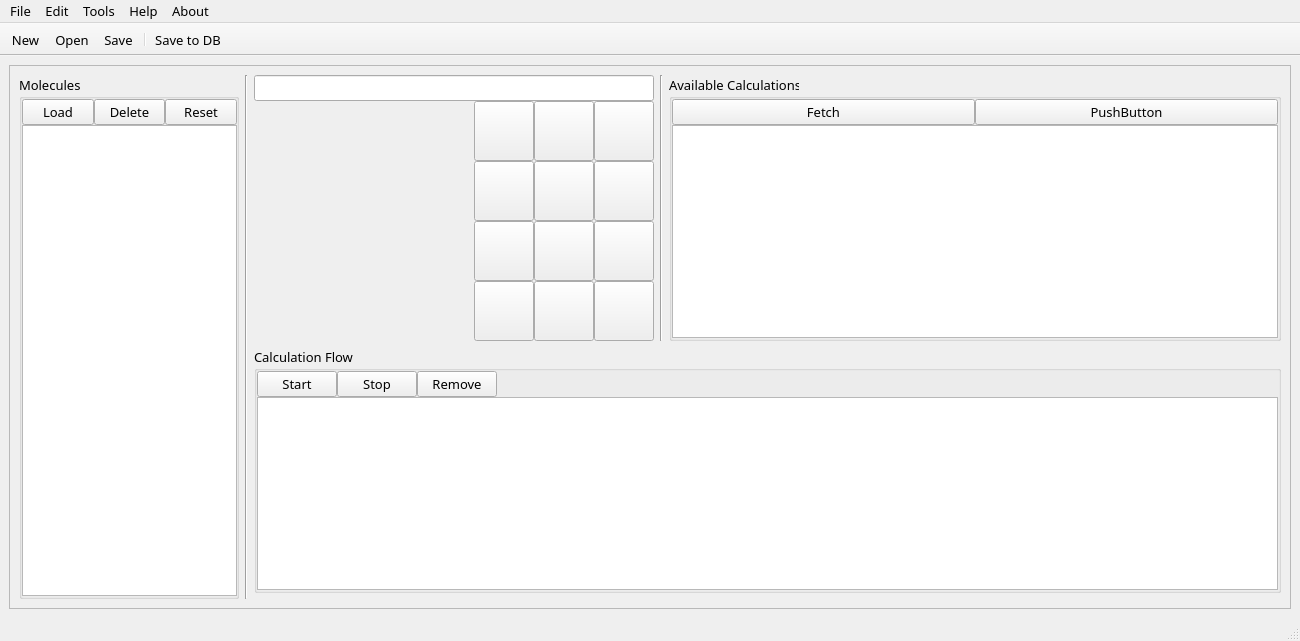
samuelvp360/SVP360CalculationController, file Views/uiMainWindow.ui: the form before one commit.
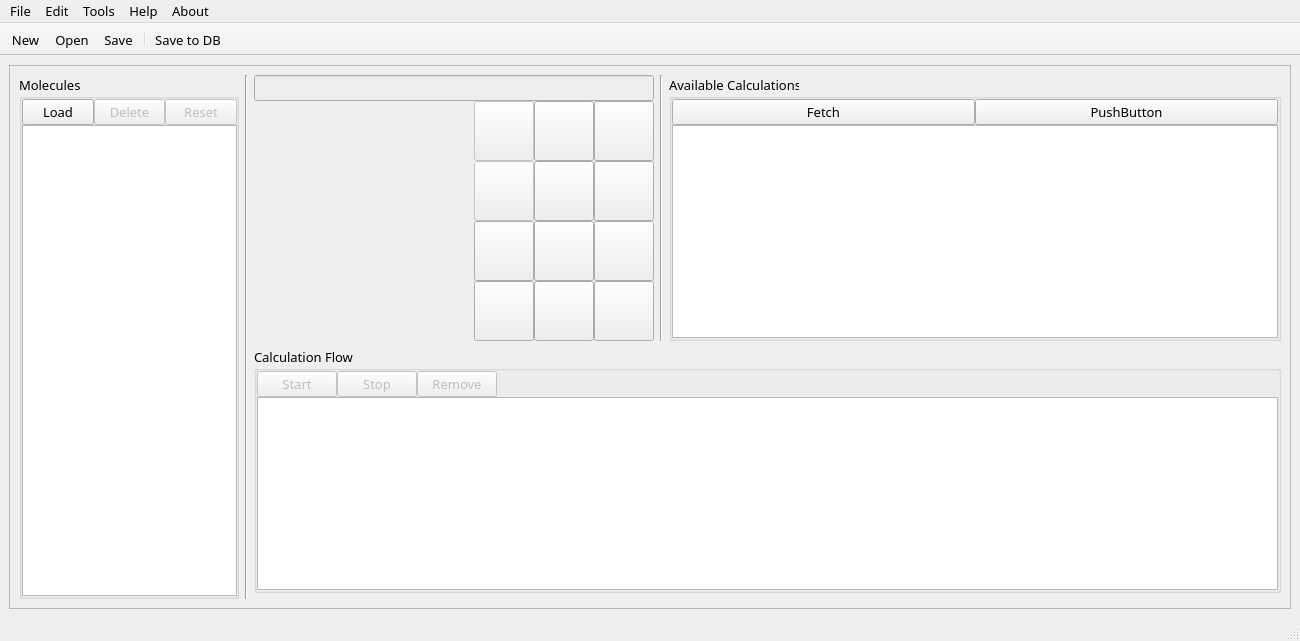
The form after the commit.

Diff of the .ui file:
```diff
--- a/Views/uiMainWindow.ui
+++ b/Views/uiMainWindow.ui
@@ -64,6 +64,9 @@
           </property>
           <item row="1" column="1">
            <widget class="QPushButton" name="uiSubmitCalcButton">
+            <property name="enabled">
+             <bool>false</bool>
+            </property>
             <property name="sizePolicy">
              <sizepolicy hsizetype="Fixed" vsizetype="Fixed">
               <horstretch>0</horstretch>
@@ -105,6 +108,9 @@
           </item>
           <item row="0" column="0" colspan="4">
            <widget class="QLineEdit" name="uiName">
+            <property name="enabled">
+             <bool>false</bool>
+            </property>
             <property name="sizePolicy">
              <sizepolicy hsizetype="Preferred" vsizetype="Fixed">
               <horstretch>0</horstretch>
@@ -168,6 +174,9 @@
           </item>
           <item row="1" column="0" rowspan="4">
            <widget class="QLabel" name="ui2DImage">
+            <property name="enabled">
+             <bool>false</bool>
+            </property>
             <property name="sizePolicy">
              <sizepolicy hsizetype="Expanding" vsizetype="Expanding">
               <horstretch>0</horstretch>
@@ -275,6 +284,9 @@
           </item>
           <item row="2" column="1">
            <widget class="QPushButton" name="uiDisplayAvailableCalcButton">
+            <property name="enabled">
+             <bool>false</bool>
+            </property>
             <property name="sizePolicy">
              <sizepolicy hsizetype="Fixed" vsizetype="Fixed">
               <horstretch>0</horstretch>
@@ -421,6 +433,9 @@
            </item>
            <item row="0" column="2">
             <widget class="QPushButton" name="uiDeleteMoleculeButton">
+             <property name="enabled">
+              <bool>false</bool>
+             </property>
              <property name="sizePolicy">
               <sizepolicy hsizetype="Fixed" vsizetype="Fixed">
                <horstretch>0</horstretch>
@@ -441,6 +456,9 @@
            </item>
            <item row="0" column="3">
             <widget class="QPushButton" name="uiResetButton">
+             <property name="enabled">
+              <bool>false</bool>
+             </property>
              <property name="text">
               <string>Reset</string>
              </property>
@@ -472,6 +490,9 @@
            </property>
            <item row="0" column="3">
             <widget class="QPushButton" name="uiRemoveButton">
+             <property name="enabled">
+              <bool>false</bool>
+             </property>
              <property name="text">
               <string>Remove</string>
              </property>
@@ -479,6 +500,9 @@
            </item>
            <item row="0" column="2">
             <widget class="QPushButton" name="uiStopCalcButton">
+             <property name="enabled">
+              <bool>false</bool>
+             </property>
              <property name="text">
               <string>Stop</string>
              </property>
@@ -486,6 +510,9 @@
            </item>
            <item row="0" column="0" colspan="2">
             <widget class="QPushButton" name="uiStartCalcButton">
+             <property name="enabled">
+              <bool>false</bool>
+             </property>
              <property name="text">
               <string>Start</string>
              </property>
@@ -581,7 +608,7 @@
             </widget>
            </item>
            <item row="1" column="0" colspan="2">
-            <widget class="QTableView" name="tableView">
+            <widget class="QTableView" name="uiAvailableCalcsTableView">
              <property name="font">
               <font>
                <family>Cascadia Code</family>
```
